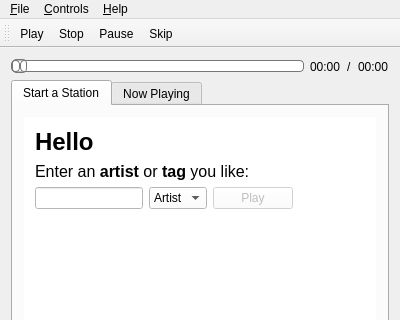
paucm/spotfm, file src/mainwindow.ui: the form before one commit; both pictures show x 0 to 400 and y 0 to 320 of the 400 by 650 pixel window.
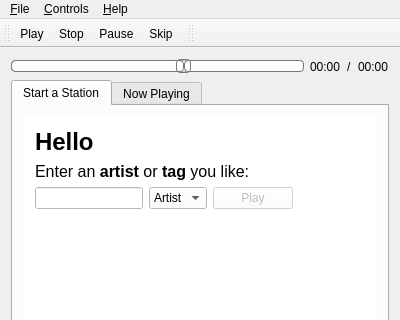
The form after the commit. Icons and pictures are not drawn. Custom widgets are drawn as their Qt base class.

The edit to the form file:
```diff
--- a/src/mainwindow.ui
+++ b/src/mainwindow.ui
@@ -31,10 +31,22 @@
   <property name="windowTitle">
    <string>spotfm</string>
   </property>
-  <widget class="QWidget" name="centralWidget">
-   <layout class="QGridLayout" name="gridLayout_2">
-    <item row="0" column="0">
-     <layout class="QHBoxLayout" name="horizontalLayout">
+  <property name="windowIcon" >
+   <iconset resource="spotfm.qrc" >
+    <normaloff>:/icons/icons/spotfm.png</normaloff>:/icons/icons/spotfm.png</iconset>
+  </property>
+  <widget class="QWidget" name="centralWidget" >
+   <property name="geometry" >
+    <rect>
+     <x>0</x>
+     <y>58</y>
+     <width>400</width>
+     <height>568</height>
+    </rect>
+   </property>
+   <layout class="QGridLayout" name="gridLayout_2" >
+    <item row="0" column="0" >
+     <layout class="QHBoxLayout" name="horizontalLayout" >
       <item>
        <widget class="QSlider" name="slider">
         <property name="styleSheet">
@@ -95,8 +107,8 @@
 border-radius: 4px;
 }</string>
         </property>
-        <property name="value">
-         <number>0</number>
+        <property name="value" >
+         <number>59</number>
         </property>
         <property name="tracking">
          <bool>false</bool>
@@ -661,22 +673,58 @@
    <addaction name="menuPlayer"/>
    <addaction name="menu_Help"/>
   </widget>
-  <widget class="QToolBar" name="mainToolBar">
-   <attribute name="toolBarArea">
+  <widget class="QToolBar" name="mainToolBar" >
+   <property name="geometry" >
+    <rect>
+     <x>0</x>
+     <y>24</y>
+     <width>138</width>
+     <height>34</height>
+    </rect>
+   </property>
+   <attribute name="toolBarArea" >
     <enum>TopToolBarArea</enum>
    </attribute>
    <attribute name="toolBarBreak">
     <bool>false</bool>
    </attribute>
-   <addaction name="actionPlay"/>
-   <addaction name="actionStop"/>
-   <addaction name="actionPause"/>
-   <addaction name="actionSkip"/>
+   <addaction name="actionPlay" />
+   <addaction name="actionStop" />
+   <addaction name="actionPause" />
+   <addaction name="actionSkip" />
   </widget>
-  <widget class="QStatusBar" name="statusBar"/>
-  <action name="actionPlay">
-   <property name="icon">
-    <iconset resource="spotfm.qrc">
+  <widget class="QStatusBar" name="statusBar" >
+   <property name="geometry" >
+    <rect>
+     <x>0</x>
+     <y>626</y>
+     <width>400</width>
+     <height>24</height>
+    </rect>
+   </property>
+  </widget>
+  <widget class="QToolBar" name="toolBar" >
+   <property name="geometry" >
+    <rect>
+     <x>138</x>
+     <y>24</y>
+     <width>262</width>
+     <height>34</height>
+    </rect>
+   </property>
+   <property name="windowTitle" >
+    <string>toolBar</string>
+   </property>
+   <attribute name="toolBarArea" >
+    <enum>TopToolBarArea</enum>
+   </attribute>
+   <attribute name="toolBarBreak" >
+    <bool>false</bool>
+   </attribute>
+  </widget>
+  <action name="actionPlay" >
+   <property name="icon" >
+    <iconset resource="spotfm.qrc" >
      <normaloff>:/icons/icons/play.png</normaloff>:/icons/icons/play.png</iconset>
    </property>
    <property name="text">
@@ -735,7 +783,7 @@
    </property>
   </action>
  </widget>
- <layoutdefault spacing="6" margin="11"/>
+ <layoutdefault spacing="6" margin="11" />
  <customwidgets>
   <customwidget>
    <class>SearchBox</class>
```
Left out of the diff: 469 changed lines with no effect on the pictures.
